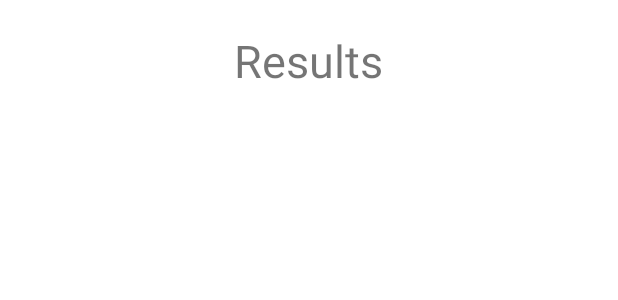
After one commit to JakeDongwanKang/travel-mobile-project, an Android app: the layout activity_results.xml on its own in the app's theme, with its tools: preview values and no code run, on a phone screen of 412 x 824 dp. The commit adds this screen. Shown: the top 300 px of the screen. Run offline under Robolectric (Android 15) with nearby library versions, the phone set to English and light mode, and no system bars.

Commit message:
Committing Results page

```diff
--- /dev/null
+++ b/app/src/main/res/layout/activity_results.xml
@@ -0,0 +1,23 @@
+<?xml version="1.0" encoding="utf-8"?>
+<LinearLayout xmlns:android="http://schemas.android.com/apk/res/android"
+    android:layout_width="match_parent"
+    android:layout_height="match_parent"
+    android:orientation="vertical"
+    >
+
+    <TextView
+        android:id="@+id/textViewRegistration"
+        android:layout_width="wrap_content"
+        android:layout_height="wrap_content"
+        android:layout_marginTop="20dp"
+        android:text="@string/results"
+        android:textSize="30sp"
+        android:layout_gravity="center"/>
+
+    <ListView
+        android:layout_width="match_parent"
+        android:layout_height="match_parent"
+        android:layout_marginTop="20dp"/>
+
+
+</LinearLayout>
--- a/app/src/main/res/values/strings.xml
+++ b/app/src/main/res/values/strings.xml
@@ -11,4 +11,5 @@
     <string name="endDate">End Date: 04/02/2022</string>
     <string name="numDays">Number of days: 8 days</string>
     <string name="budget">Budget: $9000</string>
+    <string name="results">Results</string>
 </resources>
```
